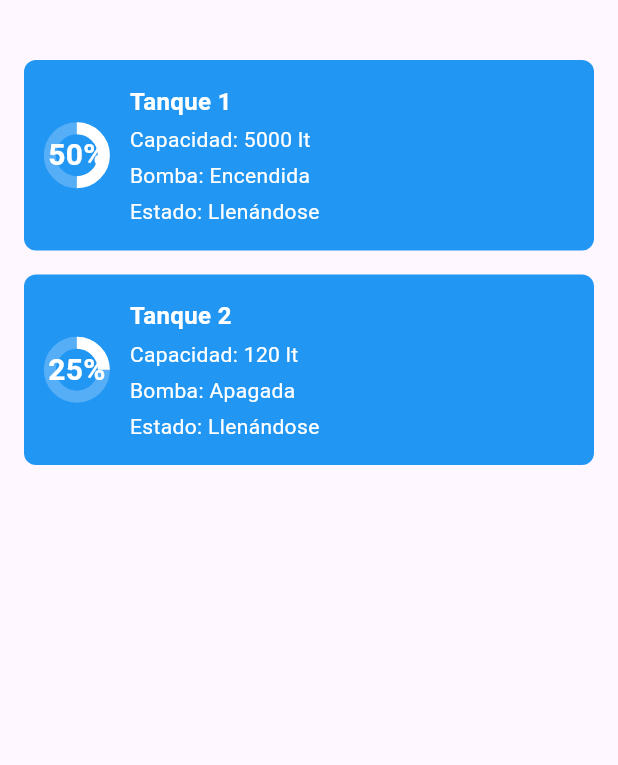
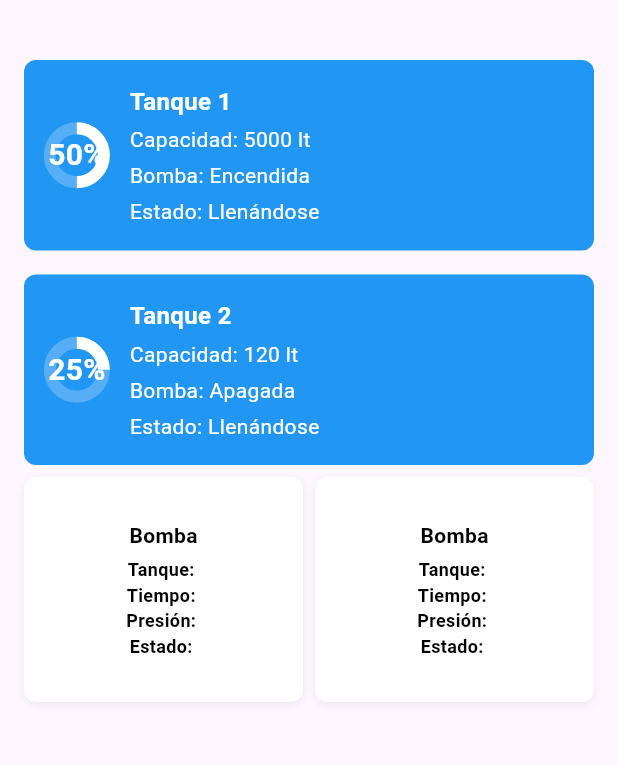
Before and after one commit to Ezuchu/FluyeApp, a Flutter app: the TabPage2 screen opened directly, on a phone screen of 412 x 824 dp, the part 72-837 px from its top. Run offline on Flutter 3.47's test engine with Material 3 defaults, Android fonts, the phone set to English and light mode, and no system bars.

Commit message:
Actualizacion de la segunda pantalla

```diff
--- a/lib/home_page.dart
+++ b/lib/home_page.dart
@@ -200,7 +200,7 @@ class TabPage2 extends StatelessWidget {
           ],
         ),
       ),
-      body: Padding(
+      body: SingleChildScrollView( // Añadimos SingleChildScrollView aquí
         padding: const EdgeInsets.all(16.0),
         child: Column(
           crossAxisAlignment: CrossAxisAlignment.start,
@@ -213,12 +213,12 @@ class TabPage2 extends StatelessWidget {
                 color: Colors.blue,
                 borderRadius: BorderRadius.circular(8),
               ),
-              child: Row(
+              child: const Row(
                 children: [
                   Stack(
                     alignment: Alignment.center,
                     children: [
-                      const CircularProgressIndicator(
+                      CircularProgressIndicator(
                         value: 0.5, // Porcentaje de progreso (0.5 = 50%)
                         backgroundColor: Colors.white24,
                         color: Colors.white,
@@ -234,7 +234,7 @@ class TabPage2 extends StatelessWidget {
                       ),
                     ],
                   ),
-                  const SizedBox(width: 16),
+                  SizedBox(width: 16),
                   Expanded(
                     child: Column(
                       crossAxisAlignment: CrossAxisAlignment.start,
@@ -285,13 +285,13 @@ class TabPage2 extends StatelessWidget {
                 color: Colors.blue,
                 borderRadius: BorderRadius.circular(8),
               ),
-              child: Row(
+              child: const Row(
                 children: [
                   Stack(
                     alignment: Alignment.center,
                     children: [
-                      const CircularProgressIndicator(
-                        value: 0.25, // Porcentaje de progreso (0.5 = 50%)
+                      CircularProgressIndicator(
+                        value: 0.25, // Porcentaje de progreso (0.25 = 25%)
                         backgroundColor: Colors.white24,
                         color: Colors.white,
                         strokeWidth: 8,
@@ -306,7 +306,7 @@ class TabPage2 extends StatelessWidget {
                       ),
                     ],
                   ),
-                  const SizedBox(width: 16),
+                  SizedBox(width: 16),
                   Expanded(
                     child: Column(
                       crossAxisAlignment: CrossAxisAlignment.start,
@@ -348,6 +348,138 @@ class TabPage2 extends StatelessWidget {
                   ),
                 ],
               ),
+            ),
+            const SizedBox(height: 8),
+            Row(
+              children: [
+                Expanded(
+                  child: Container(
+                    height: 150,
+                    padding: const EdgeInsets.all(8),
+                    decoration: BoxDecoration(
+                      color: Colors.white,
+                      borderRadius: BorderRadius.circular(8),
+                      boxShadow: [
+                        BoxShadow(
+                          color: Colors.grey.withOpacity(0.2),
+                          blurRadius: 4,
+                          offset: const Offset(0, 2),
+                        ),
+                      ],
+                    ),
+                    child: const Column(
+                      mainAxisAlignment: MainAxisAlignment.center,
+                      children: [
+                        Text(
+                          'Bomba',
+                          style: TextStyle(
+                            fontSize: 14,
+                            fontWeight: FontWeight.bold,
+                            color: Colors.black,
+                          ),
+                        ),
+                        SizedBox(height: 4),
+                        Text(
+                          'Tanque: ',
+                          style: TextStyle(
+                            fontSize: 12,
+                            fontWeight: FontWeight.bold,
+                            color: Colors.black,
+                          ),
+                        ),
+                        Text(
+                          'Tiempo: ',
+                          style: TextStyle(
+                            fontSize: 12,
+                            fontWeight: FontWeight.bold,
+                            color: Colors.black,
+                          ),
+                        ),
+                        Text(
+                          'Presión: ',
+                          style: TextStyle(
+                            fontSize: 12,
+                            fontWeight: FontWeight.bold,
+                            color: Colors.black,
+                          ),
+                        ),
+                        Text(
+                          'Estado: ',
+                          style: TextStyle(
+                            fontSize: 12,
+                            fontWeight: FontWeight.bold,
+                            color: Colors.black,
+                          ),
+                        ),
+                      ],
+                    ),
+                  ),
+                ),
+                const SizedBox(width: 8),
+                Expanded(
+                  child: Container(
+                    height: 150,
+                    padding: const EdgeInsets.all(8),
+                    decoration: BoxDecoration(
+                      color: Colors.white,
+                      borderRadius: BorderRadius.circular(8),
+                      boxShadow: [
+                        BoxShadow(
+                          color: Colors.grey.withOpacity(0.2),
+                          blurRadius: 4,
+                          offset: const Offset(0, 2),
+                        ),
+                      ],
+                    ),
+                    child: const Column(
+                      mainAxisAlignment: MainAxisAlignment.center,
+                      children: [
+                        Text(
+                          'Bomba',
+                          style: TextStyle(
+                            fontSize: 14,
+                            fontWeight: FontWeight.bold,
+                            color: Colors.black,
+                          ),
+                        ),
+                        SizedBox(height: 4),
+                        Text(
+                          'Tanque: ',
+                          style: TextStyle(
+                            fontSize: 12,
+                            fontWeight: FontWeight.bold,
+                            color: Colors.black,
+                          ),
+                        ),
+                        Text(
+                          'Tiempo: ',
+                          style: TextStyle(
+                            fontSize: 12,
+                            fontWeight: FontWeight.bold,
+                            color: Colors.black,
+                          ),
+                        ),
+                        Text(
+                          'Presión: ',
+                          style: TextStyle(
+                            fontSize: 12,
+                            fontWeight: FontWeight.bold,
+                            color: Colors.black,
+                          ),
+                        ),
+                        Text(
+                          'Estado: ',
+                          style: TextStyle(
+                            fontSize: 12,
+                            fontWeight: FontWeight.bold,
+                            color: Colors.black,
+                          ),
+                        ),
+                      ],
+                    ),
+                  ),
+                ),
+              ],
             ),
           ],
         ),
```
